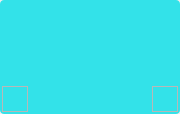
Qt form VideoPlayer/creator/mywork/MediaGroup.ui (huizhang556/pc-video-player) before a commit.
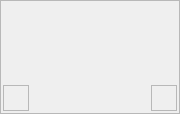
The same form after that commit. Icons and pictures are not drawn.

What changed in the file:
```diff
--- a/VideoPlayer/creator/mywork/MediaGroup.ui
+++ b/VideoPlayer/creator/mywork/MediaGroup.ui
@@ -32,7 +32,7 @@
    <item>
     <widget class="QFrame" name="frame_mask">
      <property name="styleSheet">
-      <string notr="true">#frame_mask
+      <string notr="true">/*(#frame_mask
 {
 border-radius: 4px;
 background-color:qlineargradient(spread:pad,x1:0,y1:0,x2:1,y2:0,stop:0 #5052c3, stop:1  #aeabec);
@@ -42,7 +42,8 @@
 #frame_mask:hover
 {
 background-color: rgba(4, 222, 231,1.0);
-}</string>
+}
+*/</string>
      </property>
      <property name="frameShape">
       <enum>QFrame::StyledPanel</enum>
```
